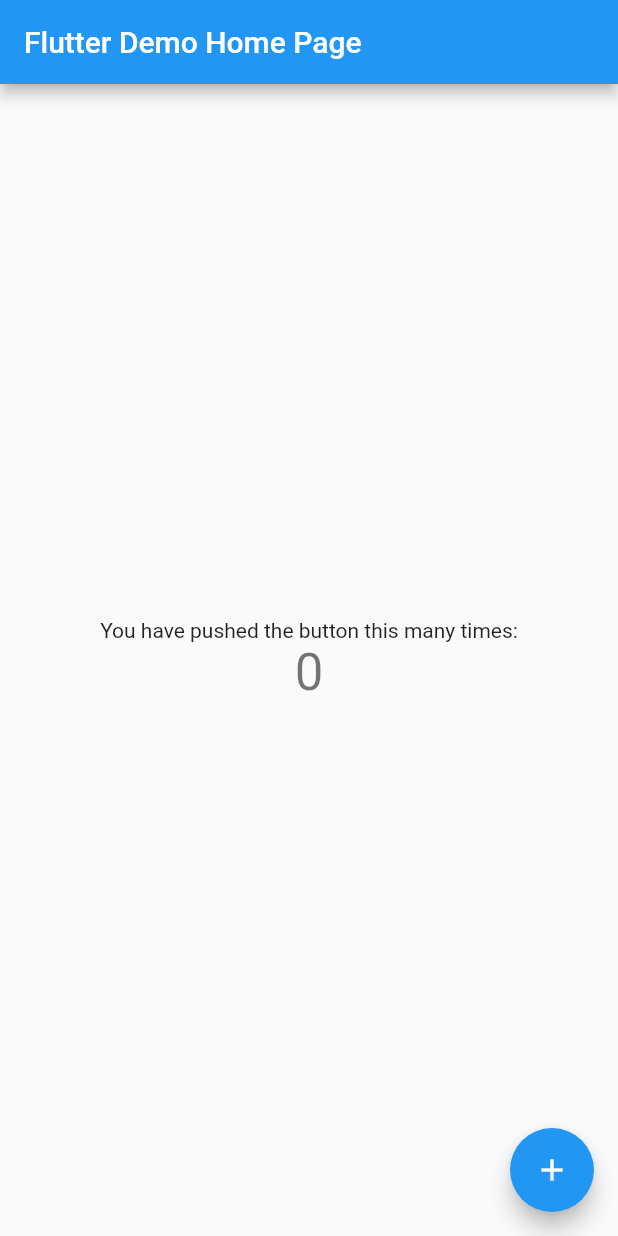
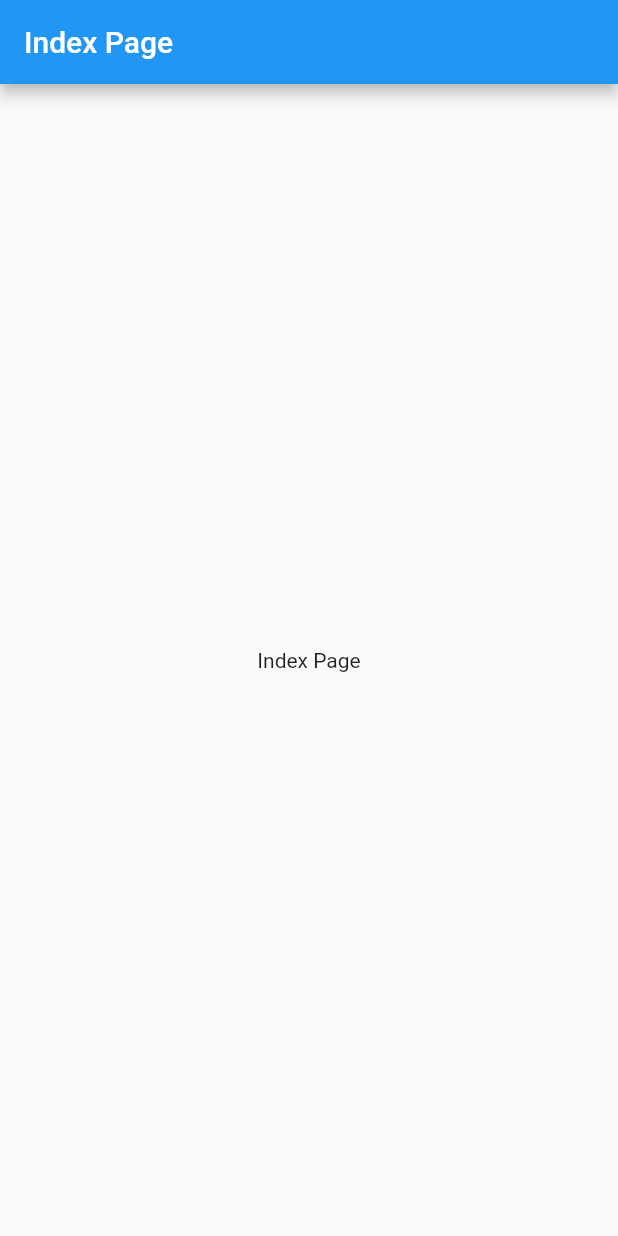
Before and after one commit to Azevedo-Erick/spents-app-front-end, a Flutter app: the screen it shows after launch, on a phone screen of 412 x 824 dp. Run offline on Flutter 3.47's test engine with Material 2 defaults, Android fonts, the light colour scheme and no system bars.

Commit message:
FEAT: routes complete

```diff
--- a/lib/main.dart
+++ b/lib/main.dart
@@ -1,4 +1,6 @@
 import 'package:flutter/material.dart';
+
+import 'routes/route_generator.dart';
 
 void main() {
   runApp(const MyApp());
@@ -14,53 +16,8 @@
       theme: ThemeData(
         primarySwatch: Colors.blue,
       ),
-      home: const MyHomePage(title: 'Flutter Demo Home Page'),
+      initialRoute: '/',
+      onGenerateRoute: RouteGenerator.generateRoute,
     );
   }
 }
-
-class MyHomePage extends StatefulWidget {
-  const MyHomePage({Key? key, required this.title}) : super(key: key);
-  final String title;
-
-  @override
-  State<MyHomePage> createState() => _MyHomePageState();
-}
-
-class _MyHomePageState extends State<MyHomePage> {
-  int _counter = 0;
-
-  void _incrementCounter() {
-    setState(() {
-      _counter++;
-    });
-  }
-
-  @override
-  Widget build(BuildContext context) {
-    return Scaffold(
-      appBar: AppBar(
-        title: Text(widget.title),
-      ),
-      body: Center(
-        child: Column(
-          mainAxisAlignment: MainAxisAlignment.center,
-          children: <Widget>[
-            const Text(
-              'You have pushed the button this many times:',
-            ),
-            Text(
-              '$_counter',
-              style: Theme.of(context).textTheme.headline4,
-            ),
-          ],
-        ),
-      ),
-      floatingActionButton: FloatingActionButton(
-        onPressed: _incrementCounter,
-        tooltip: 'Increment',
-        child: const Icon(Icons.add),
-      ),
-    );
-  }
-}
--- /dev/null
+++ b/lib/routes/route_generator.dart
@@ -0,0 +1,34 @@
+import 'package:flutter/material.dart';
+import 'package:spents_app/screens/index_page.dart';
+
+import '../screens/login_page.dart';
+import '../screens/new_spent_page.dart';
+
+class RouteGenerator {
+  static Route<dynamic> generateRoute(RouteSettings settings) {
+    final args = settings.arguments;
+
+    switch (settings.name) {
+      case '/':
+        return MaterialPageRoute(builder: (_) => const IndexPage());
+      case '/new-spent':
+        return MaterialPageRoute(builder: (_) => const NewSpentPage());
+      case '/login':
+        return MaterialPageRoute(builder: (_) => const LoginPage());
+    }
+    return _errorRoute();
+  }
+
+  static Route<dynamic> _errorRoute() {
+    return MaterialPageRoute(builder: (_) {
+      return Scaffold(
+        appBar: AppBar(
+          title: Text('Error'),
+        ),
+        body: Center(
+          child: Text('ERROR'),
+        ),
+      );
+    });
+  }
+}
--- /dev/null
+++ b/lib/screens/index_page.dart
@@ -0,0 +1,17 @@
+import 'package:flutter/material.dart';
+
+class IndexPage extends StatelessWidget {
+  const IndexPage({Key? key}) : super(key: key);
+
+  @override
+  Widget build(BuildContext context) {
+    return Scaffold(
+      appBar: AppBar(
+        title: const Text('Index Page'),
+      ),
+      body: const Center(
+        child: Text('Index Page'),
+      ),
+    );
+  }
+}
--- a/pubspec.yaml
+++ b/pubspec.yaml
@@ -34,6 +34,7 @@
   # The following adds the Cupertino Icons font to your application.
   # Use with the CupertinoIcons class for iOS style icons.
   cupertino_icons: ^1.0.2
+  http: ^0.13.4
 
 dev_dependencies:
   flutter_test:
```
Also changed, not shown: lib/screens/login_page.dart (added, +22 -0 lines), lib/screens/new_spent_page.dart (added, +21 -0 lines).
